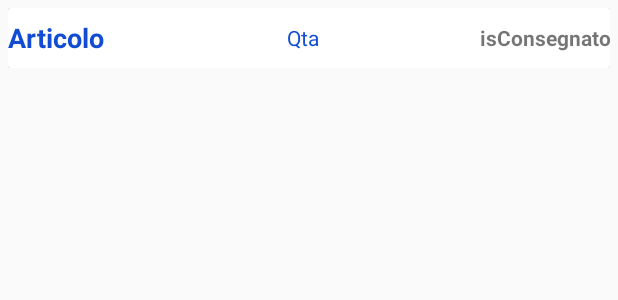
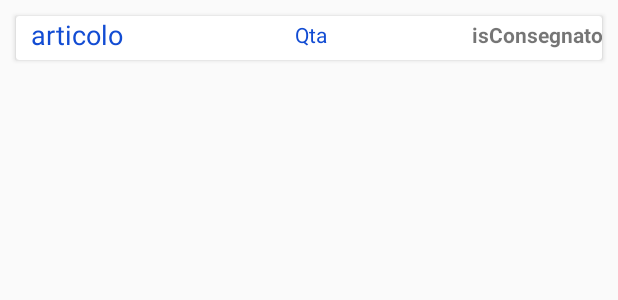
Before and after one commit to albertomaaref/BCM, an Android app: the layout articolo_card.xml on its own in the app's theme, with its tools: preview values and no code run, on a phone screen of 412 x 824 dp. Shown: the top 300 px of the screen. Run offline under Robolectric (Android 15) with nearby library versions, the phone set to English and light mode, and no system bars.

Commit message:
aggiuste grafiche

```diff
--- a/app/src/main/res/layout-xxxhdpi/activity_gestione_richiesta.xml
+++ b/app/src/main/res/layout-xxxhdpi/activity_gestione_richiesta.xml
@@ -72,7 +72,7 @@
                 android:layout_height="50dp"></FrameLayout>
 
             <Button
-                android:background="@drawable/bg_button"
+                android:background="@drawable/bg_black_button"
                 android:id="@+id/bAssegnaAutista"
                 android:layout_width="wrap_content"
                 android:layout_height="wrap_content"
--- a/app/src/main/res/layout-xxxhdpi/activity_login.xml
+++ b/app/src/main/res/layout-xxxhdpi/activity_login.xml
@@ -5,7 +5,7 @@
     android:id="@+id/loginLayout"
     android:layout_width="wrap_content"
     android:layout_height="wrap_content"
-    android:background="@drawable/bg_activity"
+    android:background="@drawable/bg_login_activity"
     tools:context="com.example.alim.bcm.LoginActivity">
 
 
--- a/app/src/main/res/layout-xxxhdpi/activity_register.xml
+++ b/app/src/main/res/layout-xxxhdpi/activity_register.xml
@@ -5,7 +5,7 @@
     android:id="@+id/relativeLayout"
     android:layout_width="match_parent"
     android:layout_height="match_parent"
-    android:background="@drawable/bg_activity"
+    android:background="@drawable/bg_login_activity"
     tools:context="com.example.alim.bcm.RegisterActivity">
 
 
@@ -139,7 +139,7 @@
         android:layout_marginEnd="9dp"
         android:layout_marginRight="9dp"
         android:background="@android:color/transparent"
-        android:popupBackground="@drawable/bg_button"
+        android:popupBackground="@drawable/bg_black_button"
         app:layout_constraintBottom_toTopOf="@+id/textView6"
         app:layout_constraintEnd_toEndOf="parent"
         app:layout_constraintStart_toEndOf="@+id/textView6"
@@ -154,7 +154,7 @@
         android:layout_marginEnd="104dp"
         android:layout_marginStart="8dp"
         android:layout_marginTop="8dp"
-        android:background="@drawable/bg_button"
+        android:background="@drawable/bg_black_button"
         android:text="registrati"
         android:textColor="@color/white"
         app:layout_constraintBottom_toBottomOf="parent"
--- a/app/src/main/res/layout-xxxhdpi/activity_root.xml
+++ b/app/src/main/res/layout-xxxhdpi/activity_root.xml
@@ -28,7 +28,7 @@
         android:layout_width="wrap_content"
         android:layout_height="wrap_content"
         android:layout_centerInParent="true"
-        android:background="@drawable/bg_button"
+        android:background="@drawable/bg_black_button"
         android:text="Riprova"
         android:textColor="@color/white" />
 
--- a/app/src/main/res/layout/articolo_card.xml
+++ b/app/src/main/res/layout/articolo_card.xml
@@ -9,30 +9,26 @@
     <android.support.v7.widget.CardView
         android:id="@+id/card_articolo"
         android:layout_width="match_parent"
-        android:layout_height="match_parent"
-        android:layout_weight="1"
-        android:background="@color/white"
-        android:paddingHorizontal="5dp"
-        app:cardBackgroundColor="@color/cardview_light_background">
+        android:layout_height="40dp"
+        android:layout_margin="5dp"
+        android:layout_weight="1">
 
         <LinearLayout
             android:layout_width="match_parent"
             android:layout_height="wrap_content"
-            android:layout_gravity="center"
-            android:gravity="center">
+            android:orientation="horizontal">
 
             <TextView
 
                 android:id="@+id/tArticolo"
                 android:layout_width="50dp"
                 android:layout_height="wrap_content"
+                android:layout_marginLeft="10dp"
+                android:layout_weight="1"
+                android:text="articolo"
                 android:layout_gravity="center"
-                android:layout_weight="1"
-                android:gravity="left"
-                android:text="Articolo"
-                android:textColor="@color/blu"
-                android:textSize="18sp"
-                android:textStyle="bold" />
+                android:textColor="@color/colorAccent"
+                android:textSize="18dp"  />
 
 
             <TextView
--- a/app/src/main/res/layout/attrezzo_card.xml
+++ b/app/src/main/res/layout/attrezzo_card.xml
@@ -23,8 +23,9 @@
                 android:layout_marginLeft="10dp"
                 android:layout_weight="1"
                 android:text="TextView"
+                android:layout_gravity="center"
                 android:textColor="@color/colorAccent"
-                android:textSize="24sp" />
+                android:textSize="18dp" />
 
             <EditText
                 android:id="@+id/eQuantita"
--- a/app/src/main/res/layout/conferma_dati.xml
+++ b/app/src/main/res/layout/conferma_dati.xml
@@ -133,7 +133,7 @@
             android:layout_gravity="center_horizontal"
             android:layout_marginHorizontal="50dp"
             android:layout_weight="1"
-            android:background="@drawable/bg_button"
+            android:background="@drawable/bg_black_button"
             app:srcCompat="@drawable/ic_checkbox_marked_circle_white_24dp" />
 
         <ImageButton
@@ -143,7 +143,7 @@
             android:layout_marginHorizontal="50dp"
 
             android:layout_weight="1"
-            android:background="@drawable/bg_button"
+            android:background="@drawable/bg_black_button"
             app:srcCompat="@drawable/ic_close_circle_white_24dp" />
     </LinearLayout>
 
--- a/app/src/main/res/layout/fragment_add_product.xml
+++ b/app/src/main/res/layout/fragment_add_product.xml
@@ -29,8 +29,8 @@
             android:id="@+id/spinnerAddProduct"
             android:layout_width="match_parent"
             android:layout_height="match_parent"
-            android:popupBackground="@drawable/bg_button"
-            android:background="@drawable/bg_button"
+            android:popupBackground="@drawable/bg_black_button"
+            android:background="@drawable/bg_black_button"
             android:layout_margin="5dp"
             ></Spinner>
     </FrameLayout>
@@ -182,7 +182,7 @@
             android:layout_width="wrap_content"
             android:layout_height="match_parent"
             android:layout_gravity="center_horizontal"
-            android:background="@drawable/bg_button"
+            android:background="@drawable/bg_black_button"
             android:text="aggiungi"
             android:textColor="@color/white" />
     </FrameLayout>
--- a/app/src/main/res/layout/fragment_add_site.xml
+++ b/app/src/main/res/layout/fragment_add_site.xml
@@ -115,8 +115,8 @@
                 android:layout_margin="2dp"
                 android:layout_width="200dp"
                 android:layout_height="match_parent"
-                android:background="@drawable/bg_button"
-                android:popupBackground="@drawable/bg_button"></Spinner>
+                android:background="@drawable/bg_black_button"
+                android:popupBackground="@drawable/bg_black_button"></Spinner>
         </LinearLayout>
         <FrameLayout
             android:layout_width="match_parent"
@@ -184,7 +184,7 @@
                 android:layout_gravity="center"
                 android:gravity="center"
                 android:textColor="@color/white"
-                android:background="@drawable/bg_button"
+                android:background="@drawable/bg_black_button"
                 />
         </FrameLayout>
     </LinearLayout>
--- a/app/src/main/res/layout/fragment_cantiere.xml
+++ b/app/src/main/res/layout/fragment_cantiere.xml
@@ -166,7 +166,7 @@
                     android:layout_gravity="top"
                     android:layout_marginRight="5dp"
                     android:layout_weight="1"
-                    android:background="@drawable/bg_button"
+                    android:background="@drawable/bg_black_button"
                     android:text="aggiorna"
                     android:textColor="@color/white" />
 
@@ -177,7 +177,7 @@
                     android:layout_gravity="top"
                     android:layout_marginLeft="5dp"
                     android:layout_weight="1"
-                    android:background="@drawable/bg_button"
+                    android:background="@drawable/bg_black_button"
                     android:text="salva modifiche"
                     android:textColor="@color/white" />
             </LinearLayout>
--- a/app/src/main/res/layout/fragment_capo_demand.xml
+++ b/app/src/main/res/layout/fragment_capo_demand.xml
@@ -79,7 +79,7 @@
         android:layout_marginEnd="8dp"
         android:layout_marginStart="8dp"
         android:layout_marginTop="8dp"
-        android:background="@drawable/bg_button"
+        android:background="@drawable/bg_black_button"
         android:gravity="center"
         android:text="conferma richiesta"
         android:textColor="@color/white"
@@ -98,7 +98,7 @@
         android:layout_marginEnd="8dp"
         android:layout_marginStart="8dp"
         android:layout_marginTop="8dp"
-        android:background="@drawable/bg_button"
+        android:background="@drawable/bg_black_button"
         android:gravity="center"
         android:text="aggiungi nota"
         android:textColor="@color/white"
--- a/app/src/main/res/layout/fragment_richieste.xml
+++ b/app/src/main/res/layout/fragment_richieste.xml
@@ -8,8 +8,8 @@
 
     <Spinner
         android:id="@+id/sCantiere"
-        android:background="@drawable/bg_button"
-        android:popupBackground="@drawable/bg_button"
+        android:background="@drawable/bg_black_button"
+        android:popupBackground="@drawable/bg_black_button"
         android:layout_width="match_parent"
         android:layout_height="wrap_content"
         android:layout_margin="10dp"
--- a/app/src/main/res/layout/login.xml
+++ b/app/src/main/res/layout/login.xml
@@ -4,7 +4,7 @@
     xmlns:tools="http://schemas.android.com/tools"
     android:layout_width="match_parent"
     android:layout_height="match_parent"
-    android:background="@drawable/bg_activity"
+    android:background="@drawable/bg_login_activity"
     tools:context=".LoginActivity">
 
     <TextView
@@ -130,7 +130,7 @@
         android:layout_below="@+id/ePassword"
         android:layout_centerHorizontal="true"
         android:layout_marginTop="30dp"
-        android:background="@drawable/bg_button"
+        android:background="@drawable/bg_black_button"
         android:text="accedi"
         android:textColor="@color/white"
         android:textStyle="bold" />
```
Also changed, not shown: app/src/main/res/layout/fragment_attrezzi.xml (+6 -4 lines), app/src/main/res/layout/fragment_materiali.xml (+5 -6 lines), app/src/main/res/layout/materiale_card.xml (+5 -3 lines), app/src/main/res/drawable/bg_black_button.xml (renamed from app/src/main/res/drawable/bg_button.xml), app/src/main/res/drawable/bg_login_activity.png (renamed from app/src/main/res/drawable/bg_activity.png).
